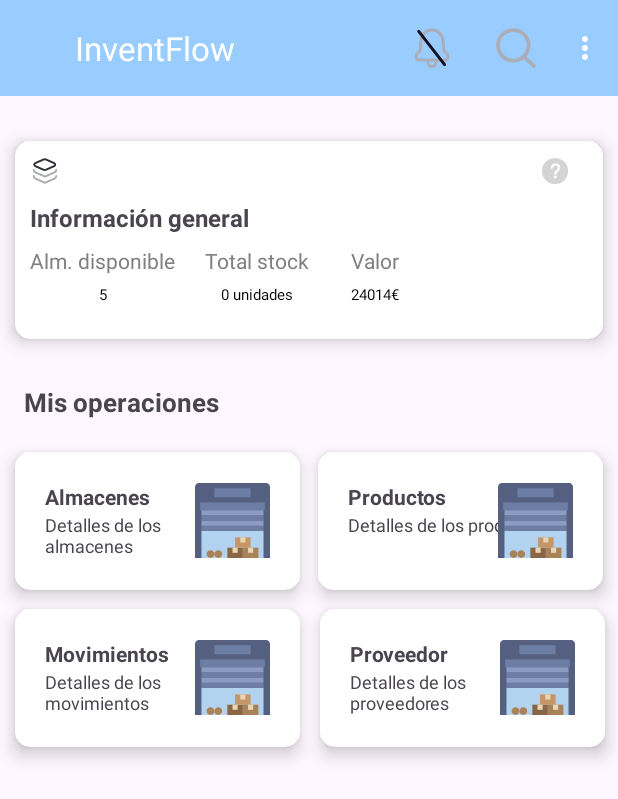
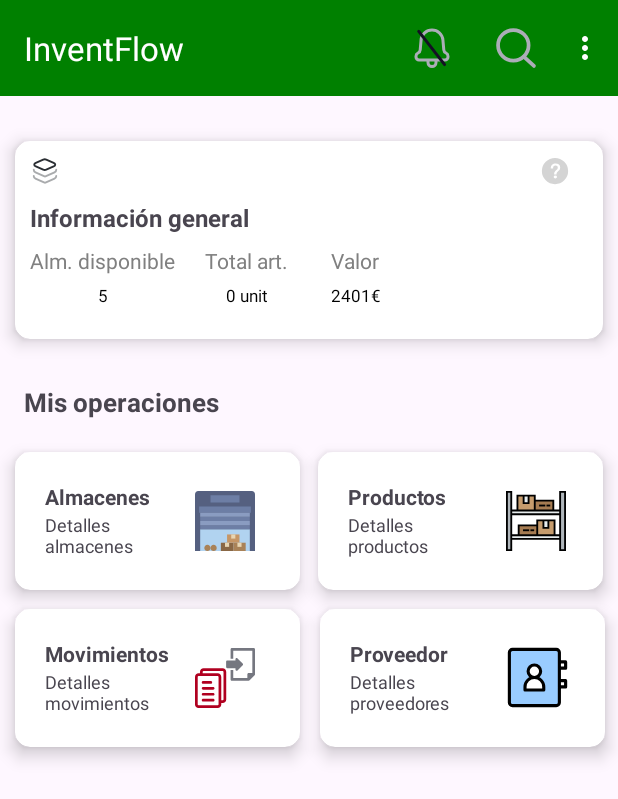
Before and after one commit to haojieli9/App-gestion-almacen, an Android app: the MainActivity screen opened directly, with no data from a screen before it, on a phone screen of 412 x 824 dp. Shown: the top 799 px of the screen. Run offline under Robolectric (Android 15) with nearby library versions, the phone set to English and light mode, and no system bars.

Commit message:
Diseño almacen

```diff
--- a/app/src/main/AndroidManifest.xml
+++ b/app/src/main/AndroidManifest.xml
@@ -13,7 +13,7 @@
         android:theme="@style/Theme.ProyectoMultimedia"
         tools:targetApi="31">
         <activity
-            android:name=".apartamentos.Almacen"
+            android:name=".apartamentos.ActivityAlmacen"
             android:exported="false" />
         <activity
             android:name=".MainActivity"
--- a/app/src/main/java/com/li/almacen/MainActivity.kt
+++ b/app/src/main/java/com/li/almacen/MainActivity.kt
@@ -5,8 +5,7 @@ import androidx.appcompat.app.AppCompatActivity
 import android.os.Bundle
 import android.view.Menu
 import android.widget.Toast
-import androidx.appcompat.widget.TooltipCompat
-import com.li.almacen.apartamentos.Almacen
+import com.li.almacen.apartamentos.ActivityAlmacen
 import com.li.almacen.databinding.ActivityMainBinding
 
 class MainActivity : AppCompatActivity() {
@@ -19,7 +18,7 @@ class MainActivity : AppCompatActivity() {
         setSupportActionBar(binding.toolbar)
 
         binding.cardview2.setOnClickListener {
-            val intent = Intent(this, Almacen::class.java)
+            val intent = Intent(this@MainActivity, ActivityAlmacen::class.java)
             startActivity(intent)
         }
 
--- a/app/src/main/java/com/li/almacen/kotlin/AdaptadorRV.kt
+++ b/app/src/main/java/com/li/almacen/kt/AdaptadorRV.kt
@@ -1,4 +1,4 @@
-package com.li.almacen.kotlin
+package com.li.almacen.kt
 
 import android.view.LayoutInflater
 import android.view.View
--- a/app/src/main/java/com/li/almacen/kotlin/FileData.kt
+++ b/app/src/main/java/com/li/almacen/kt/FileData.kt
@@ -1,4 +1,4 @@
-package com.li.almacen.kotlin
+package com.li.almacen.kt
 
 data class Almacenes(
     val id: String,
--- /dev/null
+++ b/app/src/main/res/drawable/img_movimiento.xml
@@ -0,0 +1,27 @@
+<vector xmlns:android="http://schemas.android.com/apk/res/android"
+    android:width="800dp"
+    android:height="800dp"
+    android:viewportWidth="492.98"
+    android:viewportHeight="492.98">
+  <path
+      android:pathData="M227.19,167.4H70.18c-16.23,0 -29.43,13.19 -29.43,29.4v11.38H29.41C13.18,208.19 0,221.37 0,237.6v225.97c0,16.21 13.18,29.41 29.41,29.41h157.01c16.23,0 29.41,-13.2 29.41,-29.41V452.23h11.35c16.21,0 29.41,-13.2 29.41,-29.44V196.8C256.61,180.59 243.4,167.4 227.19,167.4zM186.43,208.19H63.04v-11.38c0,-3.93 3.18,-7.13 7.14,-7.13h157.01c3.92,0 7.12,3.2 7.12,7.13v225.98c0,3.94 -3.2,7.14 -7.12,7.14h-11.35V237.6C215.84,221.37 202.65,208.19 186.43,208.19zM22.29,237.6c0,-3.93 3.19,-7.12 7.13,-7.12h157.01c3.94,0 7.12,3.19 7.12,7.12v225.97c0,3.94 -3.18,7.14 -7.12,7.14H29.41c-3.94,0 -7.13,-3.2 -7.13,-7.14V237.6z"
+      android:fillColor="@color/design_default_color_error"/>
+  <path
+      android:pathData="M66.62,293.86h63.15c6.14,0 11.14,-5.02 11.14,-11.14c0,-6.16 -5,-11.16 -11.14,-11.16H66.62c-6.13,0 -11.15,5 -11.15,11.16C55.48,288.85 60.5,293.86 66.62,293.86z"
+      android:fillColor="@color/design_default_color_error"/>
+  <path
+      android:pathData="M66.62,342.45h82.59c6.13,0 11.14,-5 11.14,-11.16c0,-6.12 -5.01,-11.13 -11.14,-11.13H66.62c-6.13,0 -11.15,5 -11.15,11.13C55.48,337.45 60.5,342.45 66.62,342.45z"
+      android:fillColor="@color/design_default_color_error"/>
+  <path
+      android:pathData="M66.62,390.99h82.59c6.13,0 11.14,-4.98 11.14,-11.12c0,-6.16 -5.01,-11.16 -11.14,-11.16H66.62c-6.13,0 -11.15,5 -11.15,11.16C55.48,386.01 60.5,390.99 66.62,390.99z"
+      android:fillColor="@color/design_default_color_error"/>
+  <path
+      android:pathData="M66.62,439.57h82.59c6.13,0 11.14,-5 11.14,-11.13c0,-6.16 -5.01,-11.15 -11.14,-11.15H66.62c-6.13,0 -11.15,5 -11.15,11.15C55.48,434.57 60.5,439.57 66.62,439.57z"
+      android:fillColor="@color/design_default_color_error"/>
+  <path
+      android:pathData="M482.05,0H303.38c-6.05,0 -10.95,4.92 -10.95,10.95v77.99h21.89V21.87h156.76v184.32h-29.97c-6.05,0 -10.94,4.92 -10.94,10.95v29.99h-115.85v-66.51h-21.89v77.44c0,6.02 4.9,10.93 10.95,10.93h137.72c2.89,0 5.66,-1.13 7.73,-3.2l40.92,-40.91c2.09,-2.08 3.22,-4.82 3.22,-7.75V10.95C492.98,4.92 488.08,0 482.05,0z"
+      android:fillColor="@color/material_dynamic_neutral_variant50"/>
+  <path
+      android:pathData="M332.49,177.38c0,4 2.38,7.56 6.08,9.07c1.19,0.48 2.46,0.74 3.75,0.74c2.65,0 5.13,-1 6.96,-2.86l42.6,-42.6c1.85,-1.85 2.88,-4.33 2.88,-6.93c0,-2.57 -1.06,-5.15 -2.89,-6.98l-42.58,-42.55c-2.73,-2.75 -7.07,-3.64 -10.72,-2.16c-3.68,1.53 -6.07,5.1 -6.07,9.09v10.48h-66.99c-5.42,0 -9.83,4.4 -9.83,9.85v44.53c0,5.44 4.41,9.84 9.83,9.84h66.99V177.38z"
+      android:fillColor="@color/material_dynamic_neutral_variant50"/>
+</vector>
--- a/app/src/main/res/drawable/img_proveedor.xml
+++ b/app/src/main/res/drawable/img_proveedor.xml
@@ -6,11 +6,11 @@
   <path
       android:pathData="M18,3H4A1,1 0,0 0,3 4V20a1,1 0,0 0,1 1H18a1,1 0,0 0,1 -1V4A1,1 0,0 0,18 3ZM14,16H8V15a3,3 0,0 1,3 -3,2 2,0 1,1 2,-2 2,2 0,0 1,-2 2,3 3,0 0,1 3,3Z"
       android:strokeWidth="2"
-      android:fillColor="#2CA9BC"/>
+      android:fillColor="@color/custom_azul"/>
   <path
       android:pathData="M21,9L19,9L19,7h2ZM21,13L19,13v2h2ZM11,8a2,2 0,1 0,2 2A2,2 0,0 0,11 8ZM14,15a3,3 0,0 0,-3 -3h0a3,3 0,0 0,-3 3v1h6ZM19,20L19,4a1,1 0,0 0,-1 -1L4,3A1,1 0,0 0,3 4L3,20a1,1 0,0 0,1 1L18,21A1,1 0,0 0,19 20Z"
       android:strokeLineJoin="round"
-      android:strokeWidth="2"
+      android:strokeWidth="1"
       android:fillColor="#00000000"
       android:strokeColor="#000000"
       android:strokeLineCap="round"/>
--- a/app/src/main/res/layout/activity_login.xml
+++ b/app/src/main/res/layout/activity_login.xml
@@ -8,7 +8,7 @@
     android:layout_height="match_parent"
     android:orientation="vertical"
     android:gravity="center"
-    android:background="@color/custom_button">
+    android:background="@color/custom_blancoHueso">
 
     <androidx.cardview.widget.CardView
         android:layout_width="match_parent"
--- a/app/src/main/res/layout/activity_main.xml
+++ b/app/src/main/res/layout/activity_main.xml
@@ -18,8 +18,7 @@
         app:layout_constraintStart_toStartOf="parent"
         app:layout_constraintTop_toTopOf="parent"
         app:popupTheme="@style/ThemeOverlay.AppCompat.Light"
-        app:title="InventFlow"
-        app:titleMarginStart="50dp" />
+        app:title="InventFlow" />
 
     <androidx.cardview.widget.CardView
         android:id="@+id/cardView"
@@ -80,7 +79,7 @@
                 android:layout_width="wrap_content"
                 android:layout_height="wrap_content"
                 android:layout_marginLeft="20dp"
-                android:text="Total stock"
+                android:text="Total art."
                 android:textColor="@color/gray" />
 
             <TextView
@@ -107,25 +106,25 @@
                 android:text="5"
                 android:textAlignment="center"
                 android:textColor="@color/black"
-                android:textSize="10sp" />
+                android:textSize="11sp" />
 
             <TextView
-                android:layout_width="68dp"
+                android:layout_width="55dp"
                 android:layout_height="wrap_content"
                 android:layout_marginLeft="20dp"
-                android:text="0 unidades"
+                android:text="0 unit"
                 android:textAlignment="center"
                 android:textColor="@color/black"
-                android:textSize="10sp" />
+                android:textSize="11sp" />
 
             <TextView
                 android:layout_width="50dp"
                 android:layout_height="wrap_content"
                 android:layout_marginLeft="20dp"
-                android:text="24014€"
+                android:text="2401€"
                 android:textAlignment="center"
                 android:textColor="@color/black"
-                android:textSize="10sp" />
+                android:textSize="11sp" />
 
 
         </LinearLayout>
@@ -170,7 +169,7 @@
             android:textStyle="bold" />
 
         <TextView
-            android:layout_width="137dp"
+            android:layout_width="96dp"
             android:layout_height="wrap_content"
             android:layout_marginLeft="20dp"
             android:layout_marginTop="40dp"
@@ -179,11 +178,11 @@
 
 
         <ImageView
-            android:layout_width="50dp"
-            android:layout_height="50dp"
+            android:layout_width="40dp"
+            android:layout_height="40dp"
             android:layout_gravity="center_vertical"
-            android:layout_marginLeft="120dp"
-            android:src="@drawable/img_op_almacen" />
+            android:layout_marginLeft="125dp"
+            android:src="@drawable/img_producto" />
 
 
     </androidx.cardview.widget.CardView>
@@ -213,7 +212,7 @@
             android:textStyle="bold" />
 
         <TextView
-            android:layout_width="137dp"
+            android:layout_width="94dp"
             android:layout_height="wrap_content"
             android:layout_marginLeft="20dp"
             android:layout_marginTop="40dp"
@@ -221,8 +220,8 @@
             android:textSize="12sp" />
 
         <ImageView
-            android:layout_width="50dp"
-            android:layout_height="50dp"
+            android:layout_width="40dp"
+            android:layout_height="40dp"
             android:layout_gravity="center_vertical"
             android:layout_marginLeft="120dp"
             android:src="@drawable/img_op_almacen" />
@@ -256,7 +255,7 @@
             android:textStyle="bold" />
 
         <TextView
-            android:layout_width="137dp"
+            android:layout_width="92dp"
             android:layout_height="wrap_content"
             android:layout_marginLeft="20dp"
             android:layout_marginTop="40dp"
@@ -264,11 +263,11 @@
             android:textSize="12sp" />
 
         <ImageView
-            android:layout_width="50dp"
-            android:layout_height="50dp"
+            android:layout_width="40dp"
+            android:layout_height="40dp"
             android:layout_gravity="center_vertical"
             android:layout_marginLeft="120dp"
-            android:src="@drawable/img_op_almacen" />
+            android:src="@drawable/img_movimiento" />
 
 
     </androidx.cardview.widget.CardView>
@@ -298,7 +297,7 @@
             android:textStyle="bold" />
 
         <TextView
-            android:layout_width="137dp"
+            android:layout_width="96dp"
             android:layout_height="wrap_content"
             android:layout_marginLeft="20dp"
             android:layout_marginTop="40dp"
@@ -310,7 +309,7 @@
             android:layout_height="50dp"
             android:layout_gravity="center_vertical"
             android:layout_marginLeft="120dp"
-            android:src="@drawable/img_op_almacen" />
+            android:src="@drawable/img_proveedor" />
 
 
     </androidx.cardview.widget.CardView>
--- a/app/src/main/res/values/colors.xml
+++ b/app/src/main/res/values/colors.xml
@@ -3,7 +3,11 @@
     <color name="black">#FF000000</color>
     <color name="white">#FFFFFFFF</color>
 
-    <color name="custom_button">#99ccff</color>
+    <color name="custom_button">#008000</color>
+    <color name="custom_azul">#99ccff</color>
+
+    <color name="custom_blanco">#FFFACD</color>
+    <color name="custom_blancoHueso">#FAF0E6</color>
 
     <color name="transparent">#00000000</color>
     <color name="gray">#808080</color>
--- a/app/src/main/res/values/strings.xml
+++ b/app/src/main/res/values/strings.xml
@@ -1,8 +1,8 @@
 <resources>
     <string name="app_name">Proyecto Multimedia</string>
 
-    <string name="desc_almacen">Detalles de los almacenes</string>
-    <string name="desc_producto">Detalles de los productos</string>
-    <string name="desc_proveedor">Detalles de los proveedores</string>
-    <string name="desc_movimiento">Detalles de los movimientos</string>
+    <string name="desc_almacen">Detalles almacenes</string>
+    <string name="desc_producto">Detalles productos</string>
+    <string name="desc_proveedor">Detalles proveedores</string>
+    <string name="desc_movimiento">Detalles movimientos</string>
 </resources>
```
Also changed, not shown: app/src/main/java/com/li/almacen/apartamentos/ActivityAlmacen.kt (added, +29 -0 lines), app/src/main/java/com/li/almacen/apartamentos/Almacen.kt (deleted, +0 -12 lines), app/src/main/res/layout/activity_almacen.xml (+131 -1 lines).
